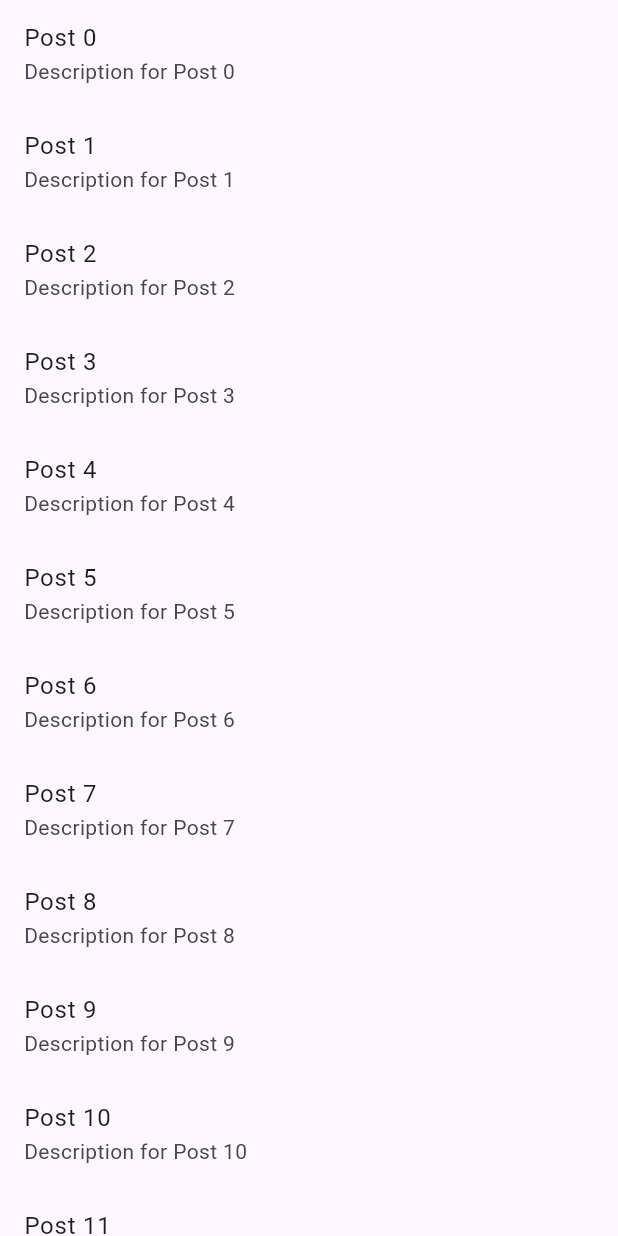
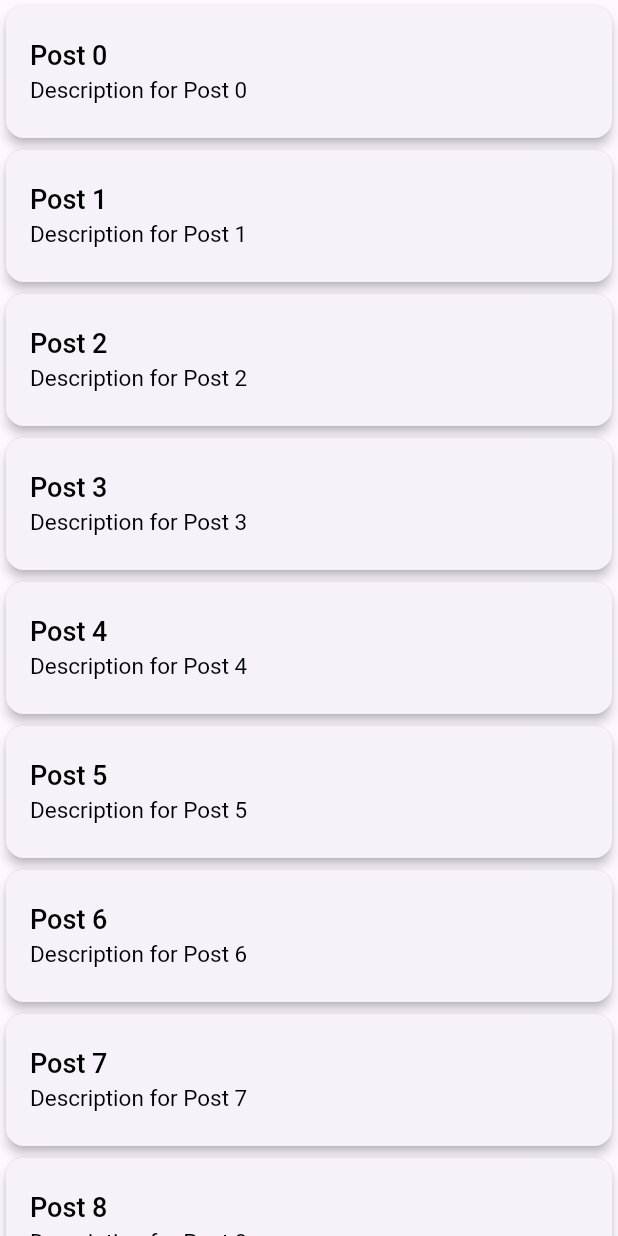
Before and after one commit to AladdineDev/bloc_blog, a Flutter app: the screen it shows after launch, on a phone screen of 412 x 824 dp. Run offline on Flutter 3.47's test engine with Material 3 defaults, Android fonts, the phone set to English and light mode, and no system bars; our stand-ins replace equatable, flutter_bloc, go_router.

Commit message:
feat: post list item style

```diff
--- a/lib/main.dart
+++ b/lib/main.dart
@@ -49,6 +49,25 @@ class MyApp extends StatelessWidget {
               ),
             ],
           ),
+          theme: ThemeData(
+            listTileTheme: const ListTileThemeData(
+              titleTextStyle: TextStyle(
+                fontSize: 18,
+                fontWeight: FontWeight.w500,
+                color: Colors.black,
+              ),
+              subtitleTextStyle: TextStyle(
+                fontSize: 15,
+                color: Colors.black,
+              ),
+            ),
+            cardTheme: CardTheme(
+              elevation: 3,
+              shape: RoundedRectangleBorder(
+                borderRadius: BorderRadius.circular(12),
+              ),
+            ),
+          ),
         ),
       ),
     );
--- a/lib/widgets/post_list_item.dart
+++ b/lib/widgets/post_list_item.dart
@@ -1,3 +1,4 @@
+import 'package:blog/extensions/build_context_extension.dart';
 import 'package:blog/models/post.dart';
 import 'package:flutter/material.dart';
 
@@ -11,9 +12,34 @@ class PostListItem extends StatelessWidget {
 
   @override
   Widget build(BuildContext context) {
-    return ListTile(
-      title: Text(post.title ?? "No title"),
-      subtitle: Text(post.description ?? "No description"),
+    final borderRadius = BorderRadius.circular(12);
+    return Card(
+      shape: RoundedRectangleBorder(
+        borderRadius: borderRadius,
+      ),
+      child: InkWell(
+        borderRadius: borderRadius,
+        onTap: () {
+          //TODO: implement this method
+        },
+        child: ListTile(
+          title: Text(
+            post.title ?? "No title",
+          ),
+          contentPadding: const EdgeInsets.symmetric(
+            horizontal: 16,
+            vertical: 8,
+          ),
+          subtitle: Padding(
+            padding: const EdgeInsets.only(top: 4),
+            child: Text(
+              post.description ?? "No description",
+              maxLines: 3,
+              overflow: TextOverflow.ellipsis,
+            ),
+          ),
+        ),
+      ),
     );
   }
 }
```
